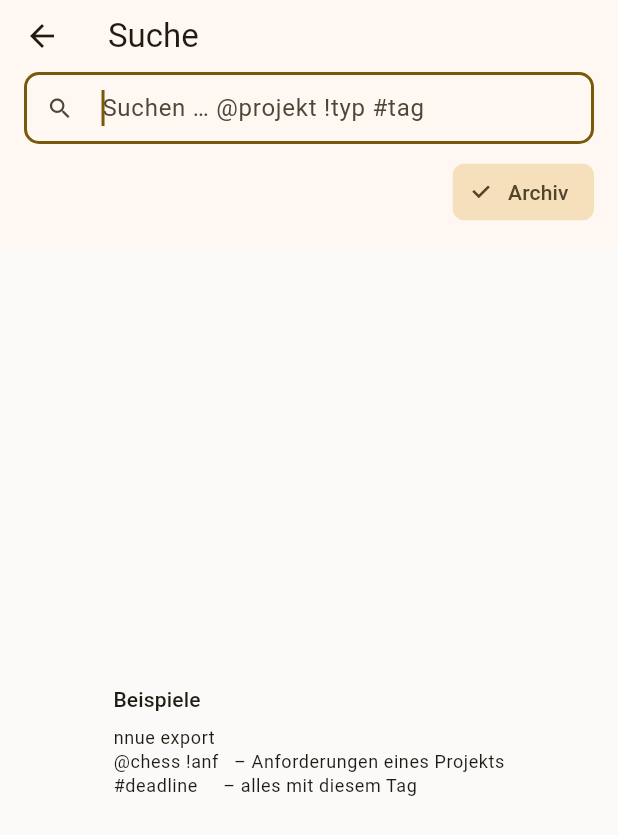
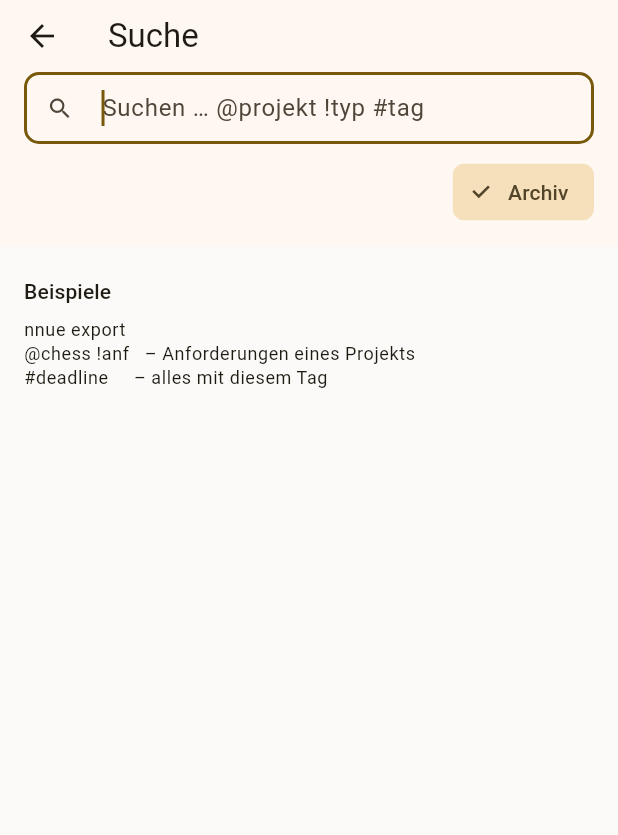
Before and after one commit to Matthes404/fusen, a Flutter app: the SearchView screen opened directly, on a phone screen of 412 x 824 dp. Shown: the top 835 px of the screen. Run offline on Flutter 3.47's test engine with Material 3 defaults, Android fonts, the phone set to English and light mode, and no system bars; our stand-ins replace drift, drift_flutter, flutter_markdown_plus, flutter_riverpod, pocketbase; missing offline and left inert: hotkey_manager, window_manager; accounts and stored records are empty; generated files the repository leaves out were written again.

Commit message:
Plattform-Einstellungen, die erst im Release auffallen
Beim Durchspielen der gebauten Linux-App gefunden – und beim Nachsehen,
was den anderen Plattformen fehlt:

* Die Datenbank lag im Dokumente- statt im Support-Verzeichnis. Das ist
  nicht nur semantisch falsch (sie ist Anwendungsdatenbestand, kein
  Dokument des Nutzers): der Dokumente-Ordner hängt unter Linux an
  xdg-user-dirs, und ohne das Paket startete die App überhaupt nicht.

* Android hatte die INTERNET-Berechtigung nur im Debug-Manifest, wie es
  flutter create anlegt. Die fertige APK hätte den Sync-Server nie
  erreicht. Nebenbei heißt die App im Launcher jetzt "Fusen" statt
  "fusen".

* macOS läuft im Sandkasten und braucht com.apple.security.network.client
  in den Release-Entitlements – sonst dasselbe Bild wie bei Android.

* iOS beantwortet canLaunchUrl mit "nein", solange das Schema nicht in
  LSApplicationQueriesSchemes steht. Links auf Referenz-Zetteln wären tot
  geblieben.

Dazu Kleinkram: Fenstertitel unter Linux und Windows großgeschrieben, und
die Beispiele in der leeren Suche stehen oben statt in der Mitte.

Co-Authored-By: Claude Opus 5 <noreply@anthropic.com>
Claude-Session: https://claude.ai/code/session_01VkwX5HZUGvZADdcsBQAWrf

```diff
--- a/app/lib/src/features/search/search_view.dart
+++ b/app/lib/src/features/search/search_view.dart
@@ -206,9 +206,12 @@ class _SearchHint extends StatelessWidget {
 
   @override
   Widget build(BuildContext context) {
-    return Center(
+    // Oben links statt mittig: die Hilfe soll dort stehen, wo gleich die
+    // Treffer erscheinen.
+    return Align(
+      alignment: Alignment.topLeft,
       child: Padding(
-        padding: const EdgeInsets.all(32),
+        padding: const EdgeInsets.fromLTRB(16, 20, 16, 16),
         child: Column(
           mainAxisSize: MainAxisSize.min,
           crossAxisAlignment: CrossAxisAlignment.start,
--- a/app/pubspec.yaml
+++ b/app/pubspec.yaml
@@ -14,6 +14,7 @@ dependencies:
   drift: ^2.35.0
   drift_flutter: ^0.3.1
   path: ^1.9.0
+  path_provider: ^2.1.6
 
   # State management
   flutter_riverpod: ^3.4.3
```
Also changed, not shown: app/lib/src/data/db/database.dart (+17 -2 lines), app/pubspec.lock, 7 other files.
